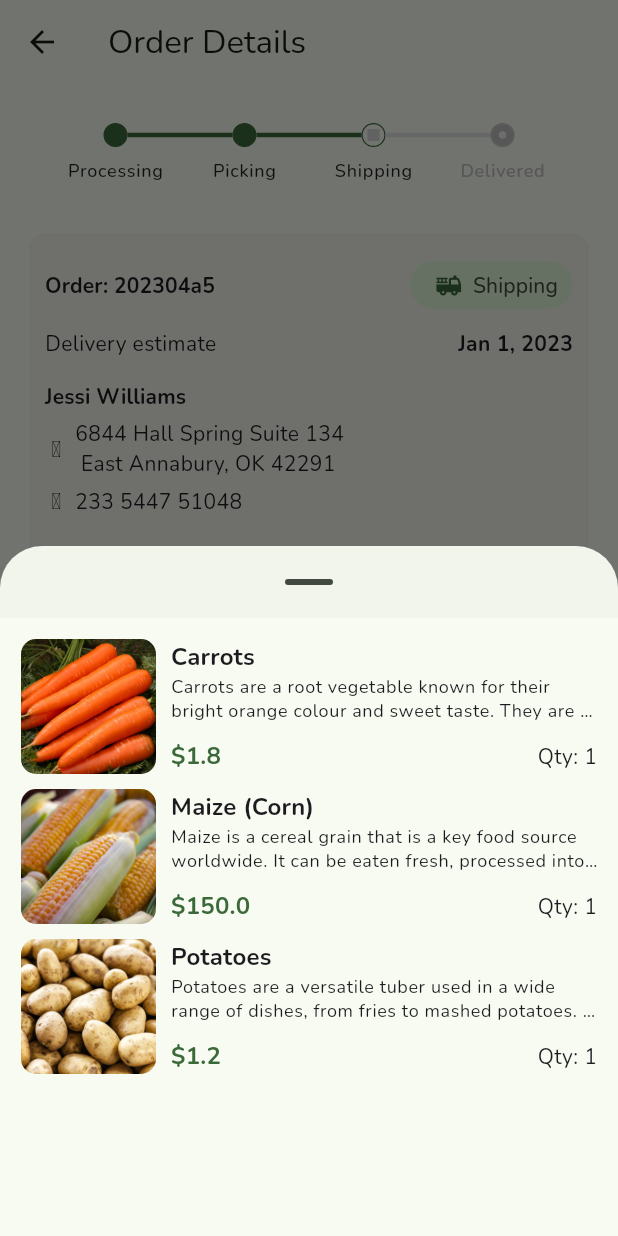
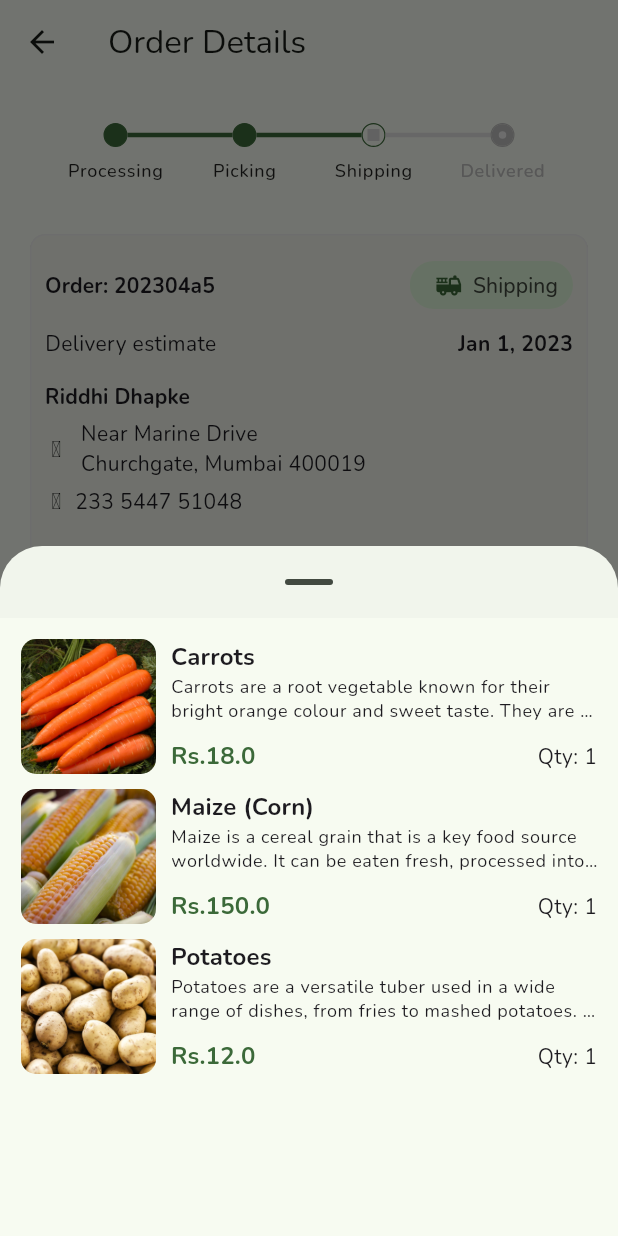
Before and after one commit to Aayush9266/agri_buddy, a Flutter app: the OrderDetailsPage screen opened directly with sample values from the repository, after a tap on "View all", on a phone screen of 412 x 824 dp. Run offline on Flutter 3.47's test engine with Material 3 defaults, Android fonts, the phone set to English and light mode, and no system bars; drawn by our look-alikes of easy_stepper; our stand-ins replace badges, flutter_iconly, google_fonts.

Commit message:
Changed dollar with Rs. and changed address

```diff
--- a/lib/data/products.dart
+++ b/lib/data/products.dart
@@ -24,7 +24,7 @@ List<Product> products = [
     description:
     "rTomatoes are a popular fruit used in salads, sauces, and various dishes. They are rich in vitamins C and K and have a sweet, tangy flavour.",
     image: 'assets/tomato.png',
-    price: 2.5,
+    price: 25,
     unit: 'kg',
     rating: 4.18,
   ),
@@ -33,7 +33,7 @@ List<Product> products = [
     description:
 "Potatoes are a versatile tuber used in a wide range of dishes, from fries to mashed potatoes. They are a good source of vitamin C and potassium." ,
     image: 'assets/potato.png',
-    price: 1.2,
+    price: 12,
     unit: 'kg',
     rating: 4.0,
   ),
@@ -51,7 +51,7 @@ List<Product> products = [
     description:
     "Carrots are a root vegetable known for their bright orange colour and sweet taste. They are rich in beta-carotene, which is essential for eye health.",
     image: 'assets/carrot.png',
-    price: 1.80,
+    price: 18,
     unit: 'kg',
     rating: 4.5,
   ),
--- a/lib/pages/cart_page.dart
+++ b/lib/pages/cart_page.dart
@@ -37,7 +37,7 @@ class _CartPageState extends State<CartPage> {
               children: [
                 Text("Total (${cartItems.length} items)"),
                 Text(
-                  "\$$total",
+                  "Rs.$total",
                   style: Theme.of(context).textTheme.titleMedium?.copyWith(
                     color: Theme.of(context).colorScheme.primary,
                     fontWeight: FontWeight.bold,
--- a/lib/pages/order_details_page.dart
+++ b/lib/pages/order_details_page.dart
@@ -109,7 +109,7 @@ class OrderDetailsPage extends StatelessWidget {
                   ),
                   const SizedBox(height: 15),
                   Text(
-                    "Jessi Williams",
+                    "Riddhi Dhapke",
                     style: theme.textTheme.titleSmall
                         ?.copyWith(fontWeight: FontWeight.bold),
                   ),
@@ -120,7 +120,7 @@ class OrderDetailsPage extends StatelessWidget {
                       SizedBox(width: 5),
                       Expanded(
                         child: Text(
-                          "6844 Hall Spring Suite 134\n East Annabury, OK 42291",
+                          " Near Marine Drive\n Churchgate, Mumbai 400019",
                         ),
                       ),
                     ],
--- a/lib/pages/product_details_page.dart
+++ b/lib/pages/product_details_page.dart
@@ -81,7 +81,7 @@ class _ProductDetailsPageState extends State<ProductDetailsPage> {
                 text: TextSpan(
                   children: [
                     TextSpan(
-                        text: "\$${widget.product.price}",
+                        text: "Rs.${widget.product.price}",
                         style: Theme.of(context).textTheme.titleLarge),
                     TextSpan(
                         text: "/${widget.product.unit}",
--- a/lib/widgets/cart_item.dart
+++ b/lib/widgets/cart_item.dart
@@ -97,7 +97,7 @@ class CartItem extends StatelessWidget {
                         mainAxisAlignment: MainAxisAlignment.spaceBetween,
                         children: [
                           Text(
-                            "\$${cartItem.price}",
+                            "Rs.${cartItem.price}",
                             style: Theme.of(context)
                                 .textTheme
                                 .titleMedium
--- a/lib/widgets/order_item.dart
+++ b/lib/widgets/order_item.dart
@@ -43,7 +43,7 @@ class OrderItem extends StatelessWidget {
                 ),
                 const SizedBox(width: 5),
                 Text(
-                  "\$${totalPrice.toStringAsFixed(2)}",
+                  "Rs.${totalPrice.toStringAsFixed(2)}",
                   style: const TextStyle(
                     fontWeight: FontWeight.bold,
                   ),
--- a/lib/widgets/order_product.dart
+++ b/lib/widgets/order_product.dart
@@ -61,7 +61,7 @@ class OrderProduct extends StatelessWidget {
                   mainAxisAlignment: MainAxisAlignment.spaceBetween,
                   children: [
                     Text(
-                      "\$${product.price}",
+                      "Rs.${product.price}",
                       style: Theme.of(context).textTheme.titleMedium?.copyWith(
                         color: Theme.of(context).colorScheme.primary,
                         fontWeight: FontWeight.bold,
```
Also changed, not shown: lib/widgets/product_cart.dart (+9 -4 lines).
